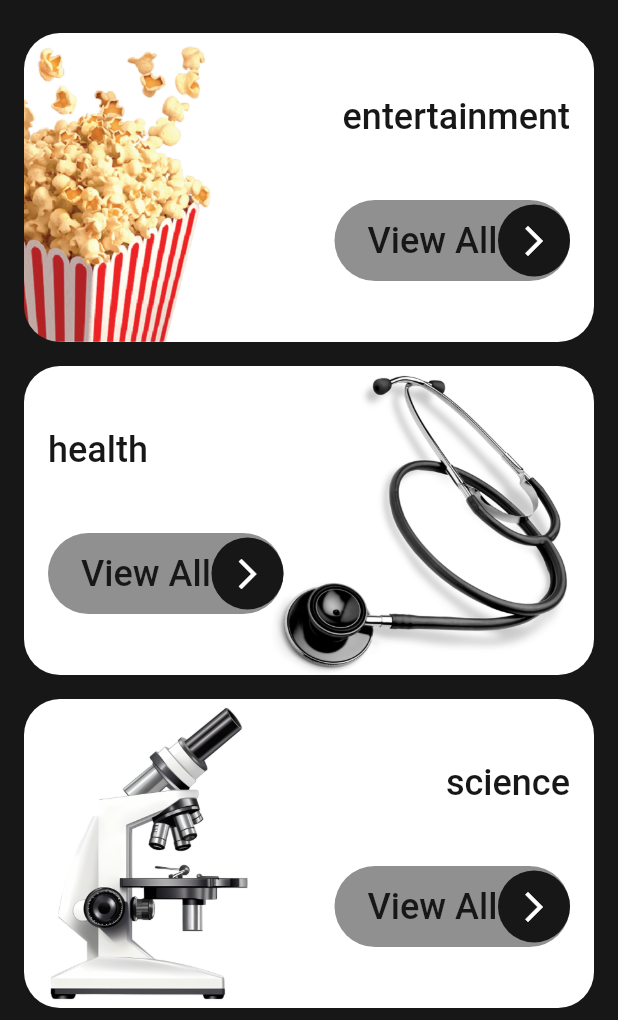
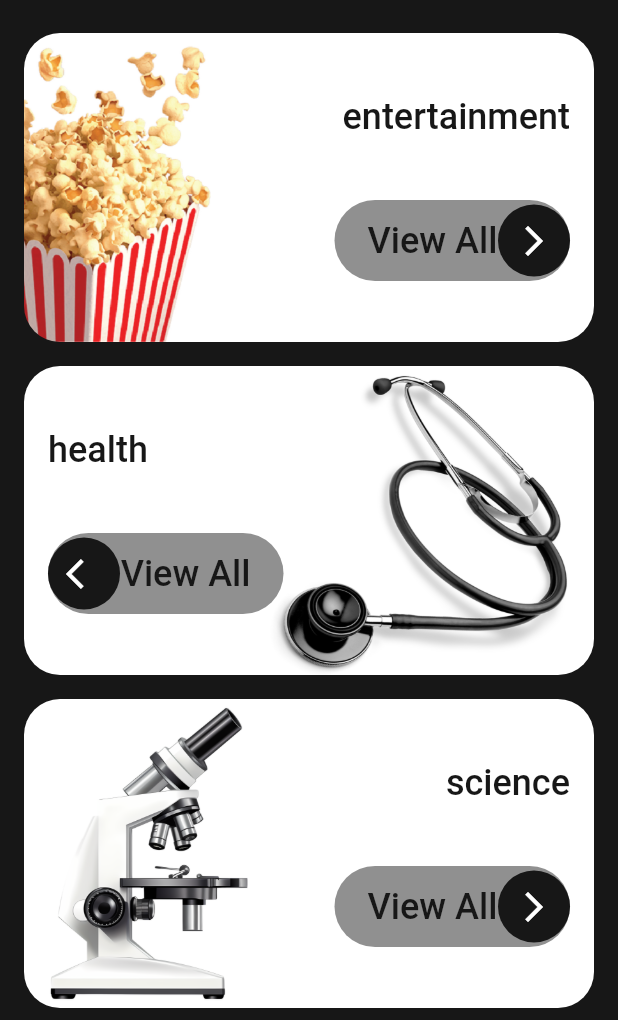
Before and after one commit to helkayal/news, a Flutter app: the screen it shows after launch, scrolled down 890 dp, on a phone screen of 412 x 824 dp, the part 216-1236 px from its top. Run offline on Flutter 3.47's test engine with Material 3 defaults, Android fonts, the phone set to English and light mode, and no system bars; our stand-ins replace cached_network_image, connectivity_plus, dio, hive_flutter, pretty_dio_logger; accounts and stored records are empty.

Commit message:
Adjust “ View All “ arrow and position in Home Screen

```diff
--- a/lib/ui/screens/home/home.dart
+++ b/lib/ui/screens/home/home.dart
@@ -75,19 +75,9 @@ class Home extends StatelessWidget {
                   mainAxisAlignment: index % 2 == 0
                       ? MainAxisAlignment.end
                       : MainAxisAlignment.start,
-                  children: [
-                    SizedBox(width: 22),
-                    Text("View All", style: context.textTheme.titleLarge),
-                    Spacer(),
-                    CircleAvatar(
-                      backgroundColor: context.primaryColor,
-                      radius: 24,
-                      child: Icon(
-                        Icons.arrow_forward_ios,
-                        color: context.secondaryColor,
-                      ),
-                    ),
-                  ],
+                  children: index % 2 == 0
+                      ? buildEndViewAllRow(context)
+                      : buildStartViewAllRow(context),
                 ),
               ),
             ],
@@ -96,4 +86,30 @@ class Home extends StatelessWidget {
       ),
     );
   }
+
+  List<Widget> buildEndViewAllRow(BuildContext context) {
+    return [
+      SizedBox(width: 22),
+      Text("View All", style: context.textTheme.titleLarge),
+      Spacer(),
+      CircleAvatar(
+        backgroundColor: context.primaryColor,
+        radius: 24,
+        child: Icon(Icons.arrow_forward_ios, color: context.secondaryColor),
+      ),
+    ];
+  }
+
+  List<Widget> buildStartViewAllRow(BuildContext context) {
+    return [
+      CircleAvatar(
+        backgroundColor: context.primaryColor,
+        radius: 24,
+        child: Icon(Icons.arrow_back_ios, color: context.secondaryColor),
+      ),
+      Spacer(),
+      Text("View All", style: context.textTheme.titleLarge),
+      SizedBox(width: 22),
+    ];
+  }
 }
```
